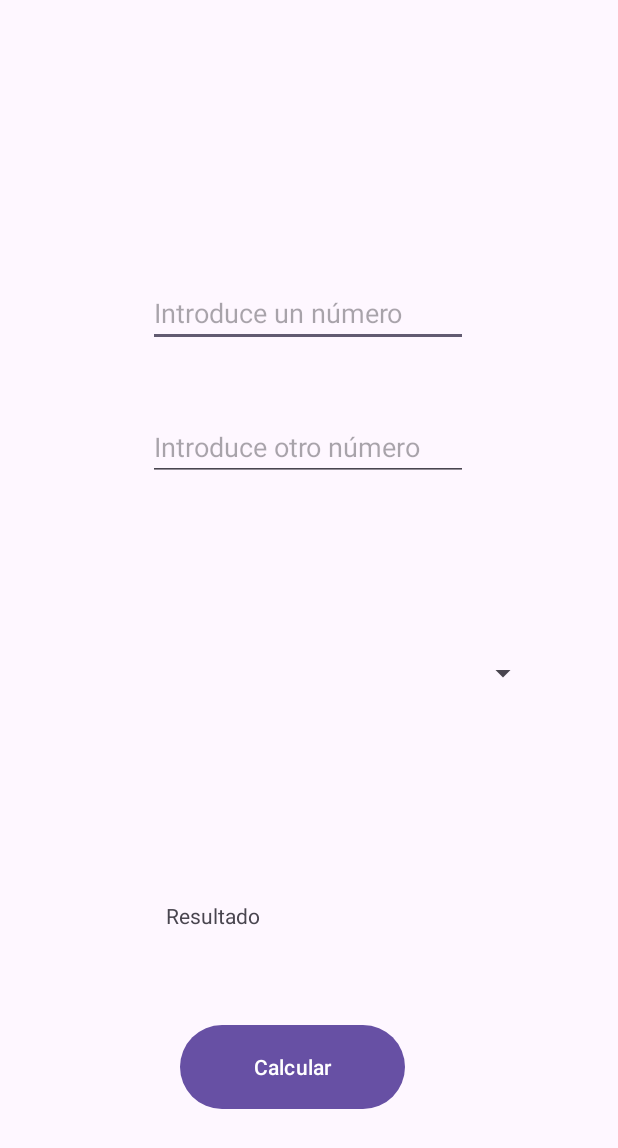
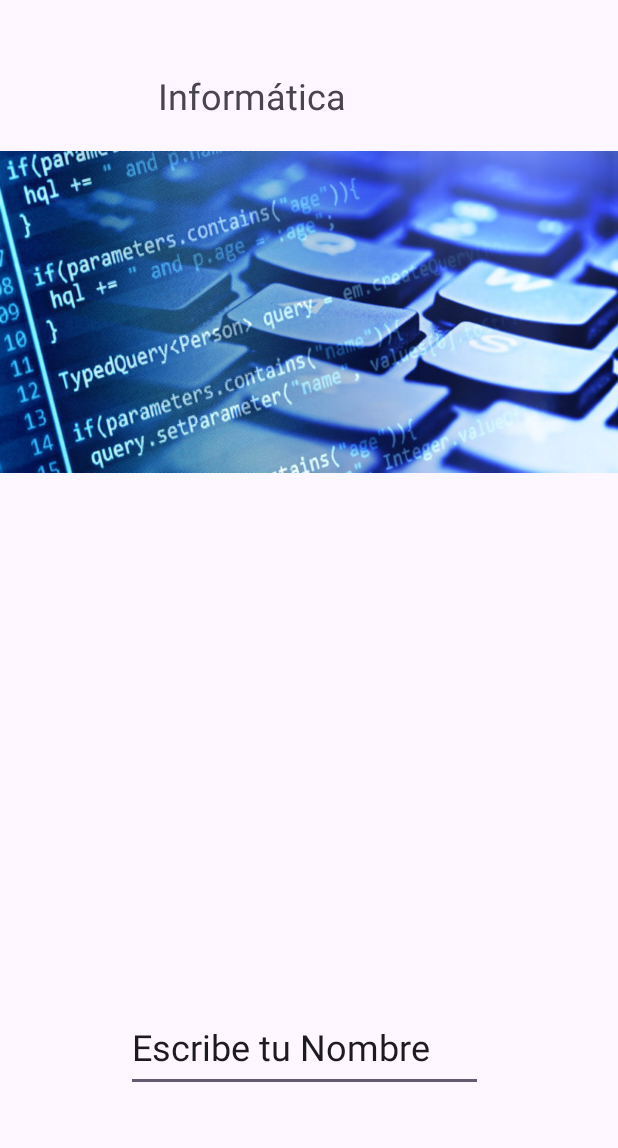
Before and after one commit to ruubenalcala/ProgramacionMultimedia, an Android app: the layout activity_main.xml on its own in the app's theme, with its tools: preview values and no code run, on a phone screen of 412 x 824 dp. Shown: the top 1148 px of the screen. Run offline under Robolectric (Android 15) with nearby library versions, the phone set to English and light mode, and no system bars.

Commit message:
Navegation

```diff
--- a/src/main/res/layout/activity_main.xml
+++ b/src/main/res/layout/activity_main.xml
@@ -6,67 +6,39 @@
     android:layout_height="match_parent"
     tools:context=".MainActivity">
 
-    <EditText
-        android:id="@+id/editTextNumber"
-        android:layout_width="wrap_content"
-        android:layout_height="wrap_content"
-        android:ems="10"
-        android:hint="Introduce un número"
-        android:inputType="number"
+    <TextView
+        android:id="@+id/textView"
+        android:layout_width="200dp"
+        android:layout_height="60dp"
+        android:onClick="siguiente"
+        android:text="Informática"
+        android:textSize="24sp"
         app:layout_constraintBottom_toBottomOf="parent"
         app:layout_constraintEnd_toEndOf="parent"
         app:layout_constraintHorizontal_bias="0.497"
         app:layout_constraintStart_toStartOf="parent"
         app:layout_constraintTop_toTopOf="parent"
-        app:layout_constraintVertical_bias="0.239" />
+        app:layout_constraintVertical_bias="0.062" />
 
     <EditText
-        android:id="@+id/editTextNumber2"
+        android:id="@+id/edittextt"
+        android:layout_width="238dp"
+        android:layout_height="60dp"
+        android:layout_marginStart="84dp"
+        android:layout_marginBottom="96dp"
+        android:ems="10"
+        android:inputType="text"
+        android:text="Escribe tu Nombre"
+        android:textSize="24sp"
+        app:layout_constraintBottom_toBottomOf="parent"
+        app:layout_constraintStart_toStartOf="parent" />
+
+    <ImageView
+        android:id="@+id/imageView"
         android:layout_width="wrap_content"
         android:layout_height="wrap_content"
-        android:ems="10"
-        android:hint="Introduce otro número"
-        android:inputType="number"
-        app:layout_constraintBottom_toBottomOf="parent"
-        app:layout_constraintEnd_toEndOf="parent"
-        app:layout_constraintHorizontal_bias="0.497"
-        app:layout_constraintStart_toStartOf="parent"
-        app:layout_constraintTop_toBottomOf="@+id/editTextNumber"
-        app:layout_constraintVertical_bias="0.08" />
+        app:srcCompat="@drawable/informatica_e1575679570321"
+        tools:layout_editor_absoluteX="0dp"
+        tools:layout_editor_absoluteY="122dp" />
 
-    <TextView
-        android:id="@+id/textViewResultado"
-        android:layout_width="155dp"
-        android:layout_height="40dp"
-        android:text="Resultado"
-        app:layout_constraintBottom_toBottomOf="parent"
-        app:layout_constraintEnd_toEndOf="parent"
-        app:layout_constraintHorizontal_bias="0.43"
-        app:layout_constraintStart_toStartOf="parent"
-        app:layout_constraintTop_toBottomOf="@+id/editTextNumber2"
-        app:layout_constraintVertical_bias="0.604" />
-
-    <Button
-        android:id="@+id/button"
-        android:layout_width="150dp"
-        android:layout_height="64dp"
-        android:onClick="Calcular"
-        android:text="Calcular"
-        app:layout_constraintBottom_toBottomOf="parent"
-        app:layout_constraintEnd_toEndOf="parent"
-        app:layout_constraintHorizontal_bias="0.458"
-        app:layout_constraintStart_toStartOf="parent"
-        app:layout_constraintTop_toTopOf="parent"
-        app:layout_constraintVertical_bias="0.894" />
-
-    <Spinner
-        android:id="@+id/spinner"
-        android:layout_width="217dp"
-        android:layout_height="21dp"
-        app:layout_constraintBottom_toBottomOf="parent"
-        app:layout_constraintEnd_toEndOf="parent"
-        app:layout_constraintHorizontal_bias="0.731"
-        app:layout_constraintStart_toStartOf="parent"
-        app:layout_constraintTop_toBottomOf="@+id/editTextNumber2"
-        app:layout_constraintVertical_bias="0.243" />
 </androidx.constraintlayout.widget.ConstraintLayout>
--- a/src/main/res/values-night/themes.xml
+++ b/src/main/res/values-night/themes.xml
@@ -1,6 +1,6 @@
 <resources xmlns:tools="http://schemas.android.com/tools">
     <!-- Base application theme. -->
-    <style name="Base.Theme.CalculadoraSpinner" parent="Theme.Material3.DayNight.NoActionBar">
+    <style name="Base.Theme.Navegation" parent="Theme.Material3.DayNight.NoActionBar">
         <!-- Customize your dark theme here. -->
         <!-- <item name="colorPrimary">@color/my_dark_primary</item> -->
     </style>
--- a/src/main/res/values/strings.xml
+++ b/src/main/res/values/strings.xml
@@ -1,3 +1,3 @@
 <resources>
-    <string name="app_name">CalculadoraSpinner</string>
+    <string name="app_name">Navegation</string>
 </resources>
--- a/src/main/res/values/themes.xml
+++ b/src/main/res/values/themes.xml
@@ -1,9 +1,9 @@
 <resources xmlns:tools="http://schemas.android.com/tools">
     <!-- Base application theme. -->
-    <style name="Base.Theme.CalculadoraSpinner" parent="Theme.Material3.DayNight.NoActionBar">
+    <style name="Base.Theme.Navegation" parent="Theme.Material3.DayNight.NoActionBar">
         <!-- Customize your light theme here. -->
         <!-- <item name="colorPrimary">@color/my_light_primary</item> -->
     </style>
 
-    <style name="Theme.CalculadoraSpinner" parent="Base.Theme.CalculadoraSpinner" />
+    <style name="Theme.Navegation" parent="Base.Theme.Navegation" />
 </resources>
```
Also changed, not shown: src/main/AndroidManifest.xml (+5 -2 lines), src/main/java/com/example/navegation/MainActivity.java (added, +36 -0 lines), src/main/java/com/example/navegation/MainActivity2.java (added, +43 -0 lines), src/main/res/layout/activity_main2.xml (added, +46 -0 lines), src/main/res/layout/estilo.xml (added, +15 -0 lines), src/main/res/drawable/informatica_e1575679570321.jpg (added), src/main/res/drawable/joaquin.jpg (added), 2 other files.
